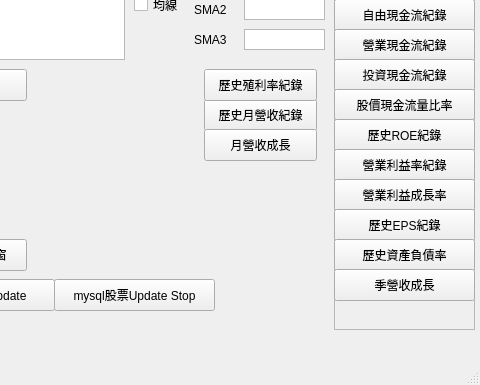
First picture: the form in UI/UI_main.ui, repository bjioljlo/StockHistory, before the edit; both pictures show x 96 to 576 and y 241 to 626 of the 576 by 626 pixel window.
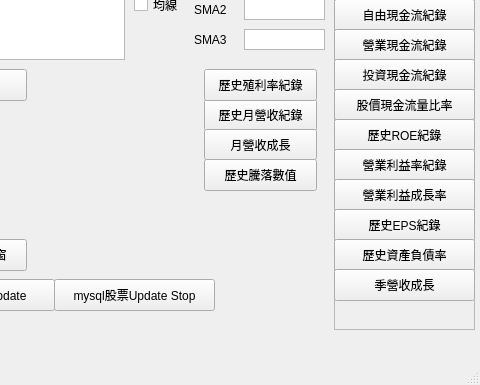
Second picture: the form after the edit.

Commit message: 更新藤落數值修正

Diff of the .ui file:
```diff
--- a/UI/UI_main.ui
+++ b/UI/UI_main.ui
@@ -655,13 +655,26 @@
       <x>300</x>
       <y>370</y>
       <width>113</width>
-      <height>32</height>
+      <height>31</height>
      </rect>
     </property>
     <property name="text">
      <string>月營收成長</string>
     </property>
    </widget>
+   <widget class="QPushButton" name="button_getADLs">
+    <property name="geometry">
+     <rect>
+      <x>300</x>
+      <y>400</y>
+      <width>113</width>
+      <height>32</height>
+     </rect>
+    </property>
+    <property name="text">
+     <string>歷史騰落數值</string>
+    </property>
+   </widget>
   </widget>
   <widget class="QMenuBar" name="menubar">
    <property name="geometry">
```
Left out of the diff: 2 changed lines with no effect on the pictures. The commit also changes 8 other files.
